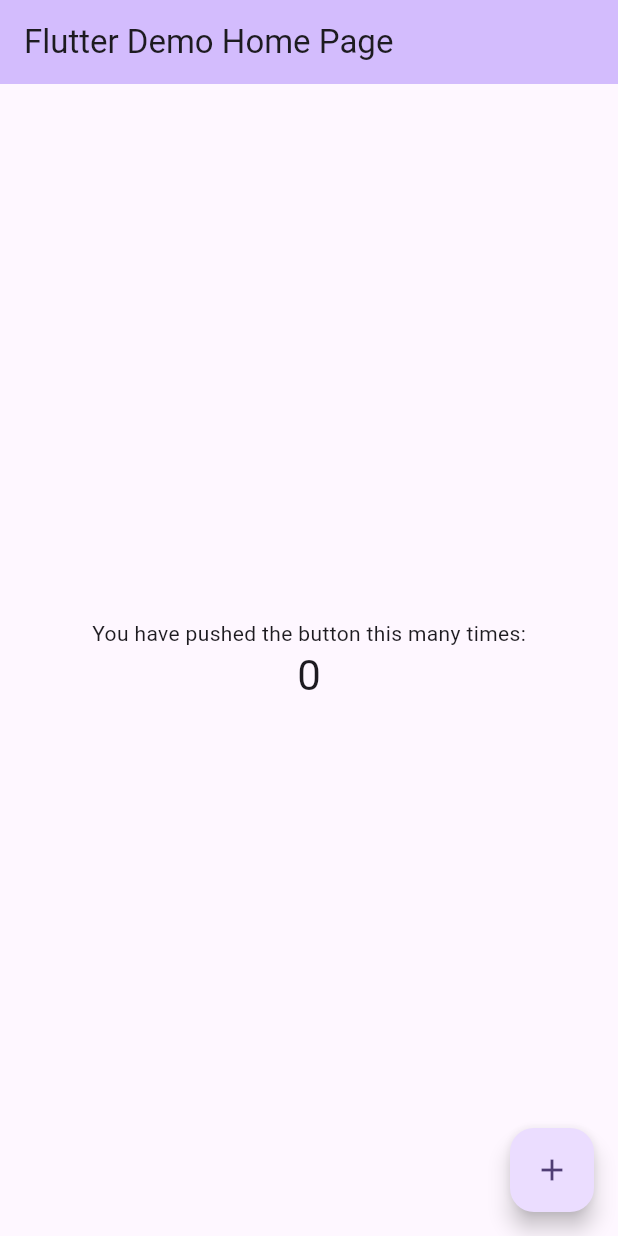
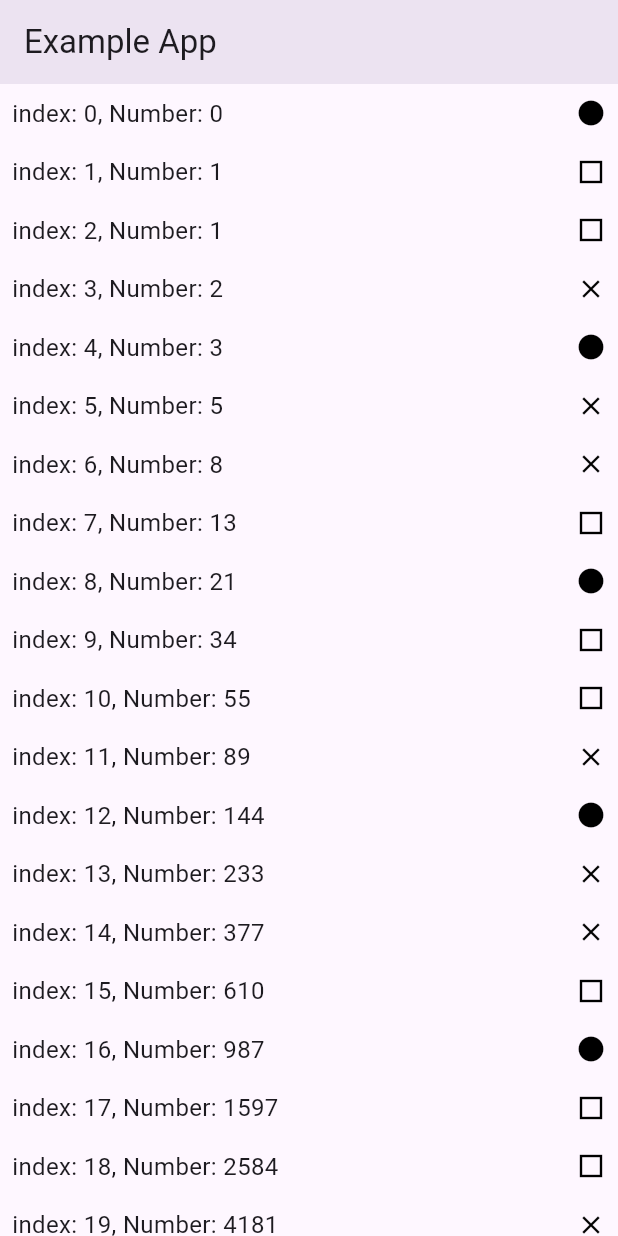
Before and after one commit to GameWanThanakorn/example7Solutions, a Flutter app: the screen it shows after launch, on a phone screen of 412 x 824 dp. Run offline on Flutter 3.47's test engine with Material 3 defaults, Android fonts, the phone set to English and light mode, and no system bars.

Commit message:
feat/Diaplay list fibonacci

```diff
--- /dev/null
+++ b/lib/extension/icons_data.dart
@@ -0,0 +1,13 @@
+import 'package:flutter/material.dart';
+
+enum TypeFibonacci { circle, square, cross }
+
+extension IconsDataExtensions on TypeFibonacci {
+  IconData get iconsData {
+    return switch (this) {
+      TypeFibonacci.circle => Icons.circle,
+      TypeFibonacci.cross => Icons.close,
+      TypeFibonacci.square => Icons.square_outlined,
+    };
+  }
+}
--- a/lib/main.dart
+++ b/lib/main.dart
@@ -1,4 +1,5 @@
 import 'package:flutter/material.dart';
+import 'package:flutter_application_1/page/home_view.dart';
 
 void main() {
   runApp(const MyApp());
@@ -6,120 +7,18 @@ void main() {
 
 class MyApp extends StatelessWidget {
   const MyApp({super.key});
+  static final GlobalKey<NavigatorState> parentNavigatorKey = GlobalKey<NavigatorState>();
 
-  // This widget is the root of your application.
   @override
   Widget build(BuildContext context) {
     return MaterialApp(
       title: 'Flutter Demo',
+      navigatorKey: parentNavigatorKey,
       theme: ThemeData(
-        // This is the theme of your application.
-        //
-        // TRY THIS: Try running your application with "flutter run". You'll see
-        // the application has a purple toolbar. Then, without quitting the app,
-        // try changing the seedColor in the colorScheme below to Colors.green
-        // and then invoke "hot reload" (save your changes or press the "hot
-        // reload" button in a Flutter-supported IDE, or press "r" if you used
-        // the command line to start the app).
-        //
-        // Notice that the counter didn't reset back to zero; the application
-        // state is not lost during the reload. To reset the state, use hot
-        // restart instead.
-        //
-        // This works for code too, not just values: Most code changes can be
-        // tested with just a hot reload.
         colorScheme: ColorScheme.fromSeed(seedColor: Colors.deepPurple),
         useMaterial3: true,
       ),
-      home: const MyHomePage(title: 'Flutter Demo Home Page'),
+      home: const HomeView(),
     );
   }
 }
-
-class MyHomePage extends StatefulWidget {
-  const MyHomePage({super.key, required this.title});
-
-  // This widget is the home page of your application. It is stateful, meaning
-  // that it has a State object (defined below) that contains fields that affect
-  // how it looks.
-
-  // This class is the configuration for the state. It holds the values (in this
-  // case the title) provided by the parent (in this case the App widget) and
-  // used by the build method of the State. Fields in a Widget subclass are
-  // always marked "final".
-
-  final String title;
-
-  @override
-  State<MyHomePage> createState() => _MyHomePageState();
-}
-
-class _MyHomePageState extends State<MyHomePage> {
-  int _counter = 0;
-
-  void _incrementCounter() {
-    setState(() {
-      // This call to setState tells the Flutter framework that something has
-      // changed in this State, which causes it to rerun the build method below
-      // so that the display can reflect the updated values. If we changed
-      // _counter without calling setState(), then the build method would not be
-      // called again, and so nothing would appear to happen.
-      _counter++;
-    });
-  }
-
-  @override
-  Widget build(BuildContext context) {
-    // This method is rerun every time setState is called, for instance as done
-    // by the _incrementCounter method above.
-    //
-    // The Flutter framework has been optimized to make rerunning build methods
-    // fast, so that you can just rebuild anything that needs updating rather
-    // than having to individually change instances of widgets.
-    return Scaffold(
-      appBar: AppBar(
-        // TRY THIS: Try changing the color here to a specific color (to
-        // Colors.amber, perhaps?) and trigger a hot reload to see the AppBar
-        // change color while the other colors stay the same.
-        backgroundColor: Theme.of(context).colorScheme.inversePrimary,
-        // Here we take the value from the MyHomePage object that was created by
-        // the App.build method, and use it to set our appbar title.
-        title: Text(widget.title),
-      ),
-      body: Center(
-        // Center is a layout widget. It takes a single child and positions it
-        // in the middle of the parent.
-        child: Column(
-          // Column is also a layout widget. It takes a list of children and
-          // arranges them vertically. By default, it sizes itself to fit its
-          // children horizontally, and tries to be as tall as its parent.
-          //
-          // Column has various properties to control how it sizes itself and
-          // how it positions its children. Here we use mainAxisAlignment to
-          // center the children vertically; the main axis here is the vertical
-          // axis because Columns are vertical (the cross axis would be
-          // horizontal).
-          //
-          // TRY THIS: Invoke "debug painting" (choose the "Toggle Debug Paint"
-          // action in the IDE, or press "p" in the console), to see the
-          // wireframe for each widget.
-          mainAxisAlignment: MainAxisAlignment.center,
-          children: <Widget>[
-            const Text(
-              'You have pushed the button this many times:',
-            ),
-            Text(
-              '$_counter',
-              style: Theme.of(context).textTheme.headlineMedium,
-            ),
-          ],
-        ),
-      ),
-      floatingActionButton: FloatingActionButton(
-        onPressed: _incrementCounter,
-        tooltip: 'Increment',
-        child: const Icon(Icons.add),
-      ), // This trailing comma makes auto-formatting nicer for build methods.
-    );
-  }
-}
--- /dev/null
+++ b/lib/page/home_logic.dart
@@ -0,0 +1,28 @@
+import 'package:flutter/material.dart';
+import 'package:flutter_application_1/extension/icons_data.dart';
+
+class HomeLogic {
+  int a = 0, b = 1;
+
+  List<int> fibonacciSequence() {
+    List<int> sequence = [];
+    for (int i = 0; i < 41; i++) {
+      sequence.add(a);
+      int c = a + b;
+      a = b;
+      b = c;
+    }
+    return sequence;
+  }
+
+  IconData typeIcon(int n) {
+    switch (n % 3) {
+      case 0:
+        return TypeFibonacci.circle.iconsData;
+      case 1:
+        return TypeFibonacci.square.iconsData;
+      default:
+        return TypeFibonacci.cross.iconsData;
+    }
+  }
+}
--- /dev/null
+++ b/lib/page/home_view.dart
@@ -0,0 +1,18 @@
+import 'package:flutter/material.dart';
+import 'package:flutter_application_1/page/home_logic.dart';
+part 'widgets/body_home_view.dart';
+
+class HomeView extends StatelessWidget {
+  const HomeView({super.key});
+
+  @override
+  Widget build(BuildContext context) {
+    return Scaffold(
+      appBar: AppBar(
+        elevation: 8,
+        title: const Text("Example App"),
+      ),
+      body: const BodyHomeView(),
+    );
+  }
+}
--- /dev/null
+++ b/lib/page/widgets/body_home_view.dart
@@ -0,0 +1,49 @@
+part of '../home_view.dart';
+
+class BodyHomeView extends StatefulWidget {
+  const BodyHomeView({super.key});
+
+  @override
+  State<BodyHomeView> createState() => _BodyHomeViewState();
+}
+
+class _BodyHomeViewState extends State<BodyHomeView> {
+  late HomeLogic _logic;
+  late List<int> _fibList;
+
+  @override
+  void initState() {
+    super.initState();
+    _logic = HomeLogic();
+    _fibList = _logic.fibonacciSequence();
+  }
+
+  @override
+  Widget build(BuildContext context) {
+    return Center(
+      child: ListView.builder(
+        physics: const ClampingScrollPhysics(),
+        itemCount: _fibList.length,
+        itemBuilder: (context, index) {
+          return Padding(
+            padding: const EdgeInsets.all(8.0),
+            child: Row(
+              mainAxisAlignment: MainAxisAlignment.spaceBetween,
+              children: [
+                Text(
+                  'index: $index, Number: ${_fibList[index]}',
+                  style: const TextStyle(fontSize: 16),
+                ),
+                Icon(
+                  _logic.typeIcon(_fibList[index]),
+                  color: Colors.black,
+                  size: 20,
+                )
+              ],
+            ),
+          );
+        },
+      ),
+    );
+  }
+}
```
